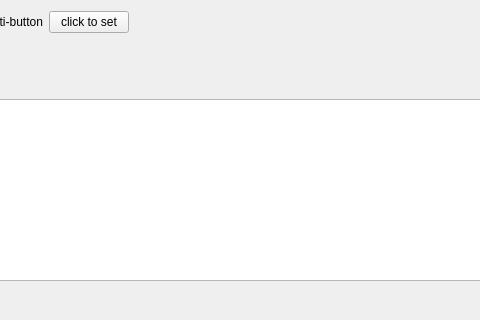
This is designer/settings_main_widgets.ui in ijgnd/anki__editor__apply__font_color__background_color__custom_class__custom_style as Qt 5 draws it before an edit; both pictures show x 532 to 1012 and y 0 to 320 of the 1361 by 711 pixel window. The edited form follows.
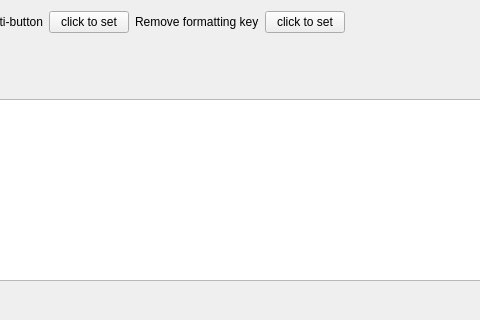
This is the edited form.

Commit message: undo option

What changed in the file:
```diff
--- a/designer/settings_main_widgets.ui
+++ b/designer/settings_main_widgets.ui
@@ -69,6 +69,20 @@
          </property>
         </widget>
        </item>
+       <item>
+        <widget class="QLabel" name="label_3">
+         <property name="text">
+          <string>Remove formatting key</string>
+         </property>
+        </widget>
+       </item>
+       <item>
+        <widget class="QPushButton" name="pb_class_undo">
+         <property name="text">
+          <string>click to set</string>
+         </property>
+        </widget>
+       </item>
        <item>
         <spacer name="horizontalSpacer">
          <property name="orientation">
```
The commit also changes 6 other files.
